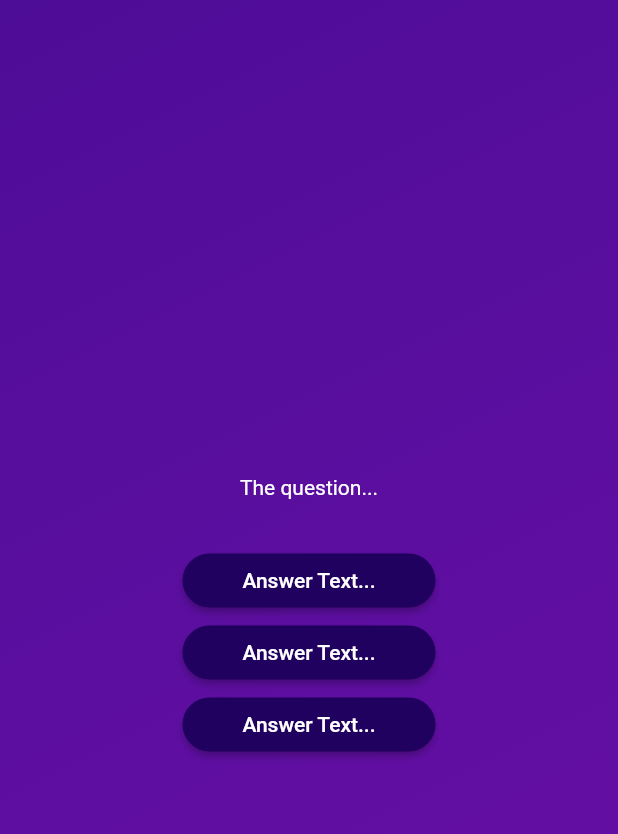
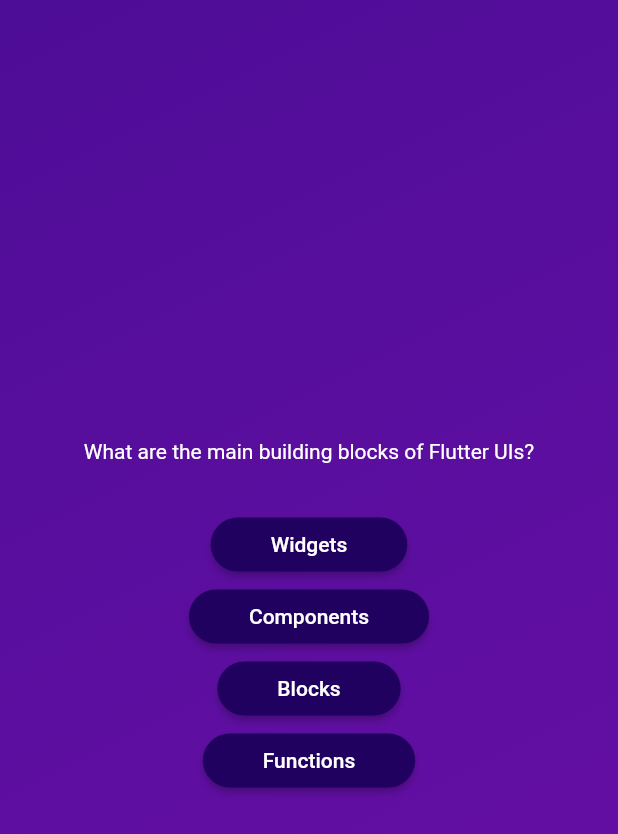
Before and after one commit to raunakb03/flutter_quiz_app, a Flutter app: the screen it shows after launch, after a tap on "Start Quiz", on a phone screen of 412 x 824 dp. Shown: the top 834 px of the screen. Run offline on Flutter 3.47's test engine with Material 2 defaults, Android fonts, the phone set to English and light mode, and no system bars.

Commit message:
showing options using map

```diff
--- a/lib/questions_screen.dart
+++ b/lib/questions_screen.dart
@@ -1,5 +1,6 @@
 import 'package:flutter/material.dart';
 import 'package:quiz_app/answer_button.dart';
+import 'package:quiz_app/data/questions.dart';
 
 class QuestionsScreen extends StatefulWidget {
   const QuestionsScreen({super.key});
@@ -12,32 +13,28 @@ class QuestionsScreen extends StatefulWidget {
 class _QuestionsScreenState extends State<QuestionsScreen> {
   @override
   Widget build(context) {
+    final currentQuestion = questions[0];
+
     return SizedBox(
       width: double.infinity,
       child: Column(
         mainAxisAlignment: MainAxisAlignment.center,
         children: [
-          const Text(
-            'The question...',
-            style: TextStyle(
+          Text(
+            currentQuestion.text,
+            style: const TextStyle(
               color: Colors.white,
             ),
           ),
           const SizedBox(
             height: 30,
           ),
-          AnswerButton(
-            onTap: () {},
-            answerText: 'Answer Text...',
-          ),
-          AnswerButton(
-            onTap: () {},
-            answerText: 'Answer Text...',
-          ),
-          AnswerButton(
-            onTap: () {},
-            answerText: 'Answer Text...',
-          ),
+          ...currentQuestion.answers.map((item) {
+            return AnswerButton(
+              answerText: item,
+              onTap: () {},
+            );
+          }),
         ],
       ),
     );
```
